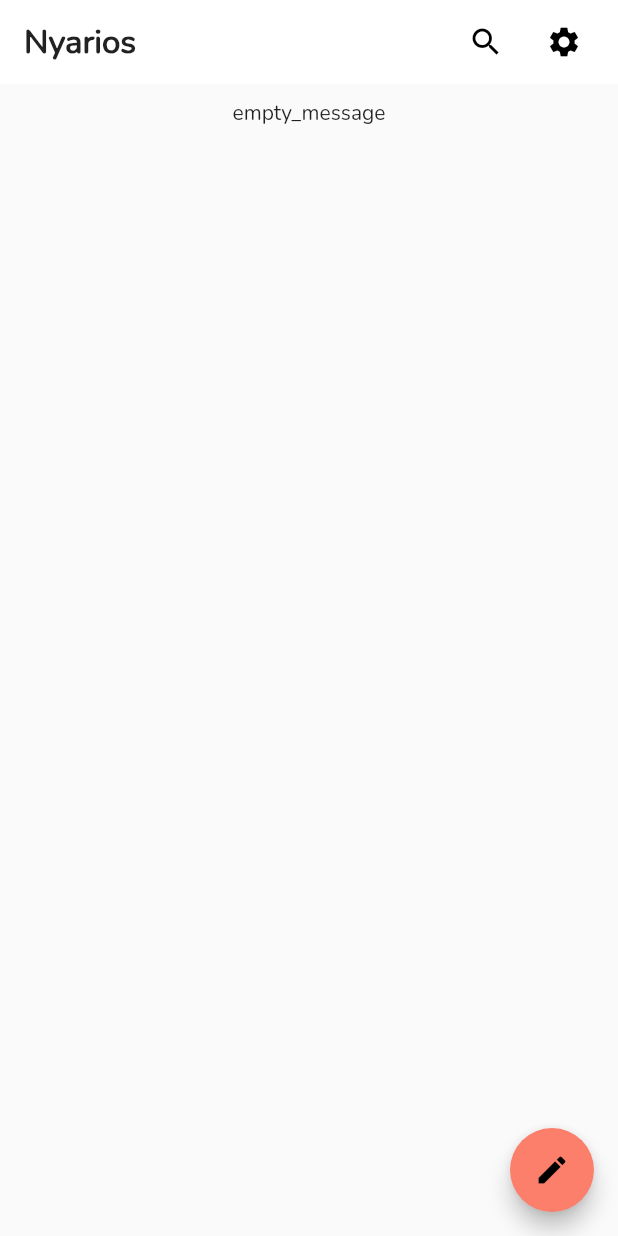
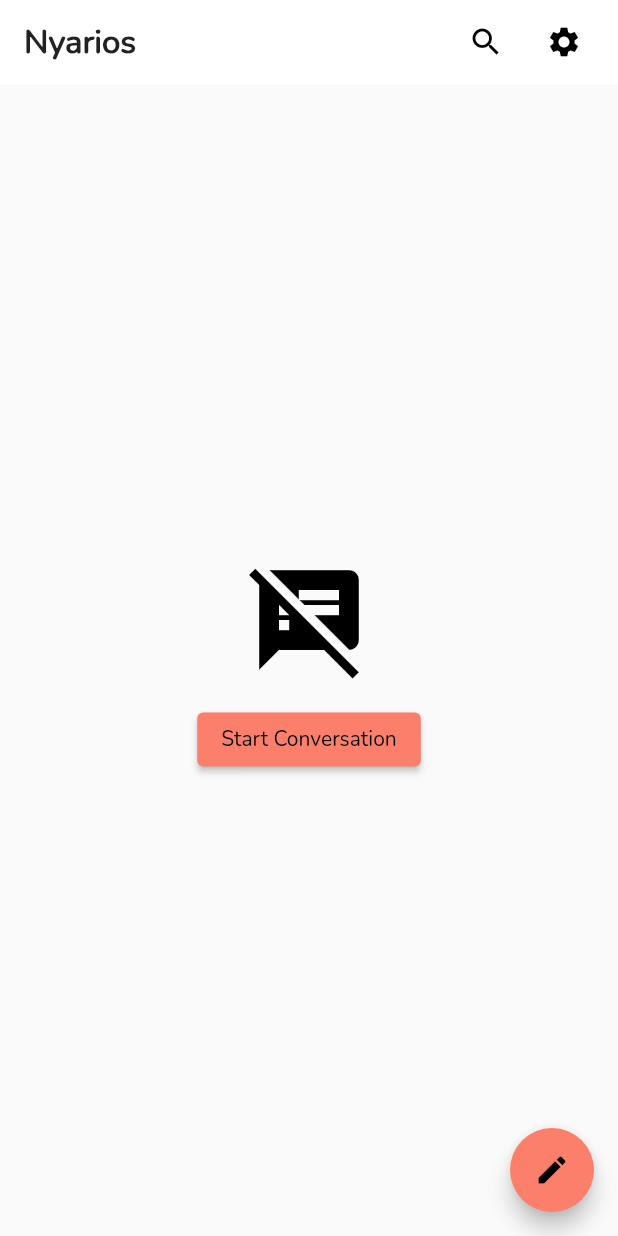
Before and after one commit to zuludin04/nyarios, a Flutter app: the HomeScreen screen opened by its route, on a phone screen of 412 x 824 dp. Run offline on Flutter 3.47's test engine with Material 2 defaults, Android fonts, the phone set to English and light mode, and no system bars; our stand-ins replace cloud_firestore, dio, file_picker, firebase_auth, firebase_core, firebase_storage and 8 more; missing offline and left inert: clipboard; accounts and stored records are empty.

Commit message:
empty contact and add custom indicator

```diff
--- a/lib/core/utils/language.dart
+++ b/lib/core/utils/language.dart
@@ -25,6 +25,7 @@ const Map<String, String> idID = {
   "search_contact": "Cari Kontak",
   "search_chat": "Cari Obrolan",
   "splash_message": "Nyarios",
+  "start_conversation": "Mulai Pembicaraan",
 };
 
 const Map<String, String> enUS = {
@@ -54,4 +55,5 @@ const Map<String, String> enUS = {
   "search_contact": "Search Contact",
   "search_chat": "Search Chat",
   "splash_message": "Nyarios",
+  "start_conversation": "Start Conversation",
 };
--- a/lib/ui/chat/chatting_screen.dart
+++ b/lib/ui/chat/chatting_screen.dart
@@ -12,6 +12,7 @@ import 'package:intl/intl.dart';
 import 'package:modal_bottom_sheet/modal_bottom_sheet.dart';
 import 'package:uuid/uuid.dart';
 
+import '../../core/widgets/custom_indicator.dart';
 import '../../core/widgets/toolbar.dart';
 import '../../data/model/chat.dart';
 import '../../data/model/profile.dart';
@@ -119,7 +120,7 @@ class _ChattingScreenState extends State<ChattingScreen> {
                 }
 
                 if (snapshot.connectionState == ConnectionState.waiting) {
-                  return Center(child: Text("loading".tr));
+                  return const Center(child: CustomIndicator());
                 }
 
                 return _buildChatMessages(snapshot.data!.docs
--- a/lib/ui/home/home_screen.dart
+++ b/lib/ui/home/home_screen.dart
@@ -1,6 +1,7 @@
 import 'package:flutter/material.dart';
 import 'package:get/get.dart';
 
+import '../../core/widgets/custom_indicator.dart';
 import '../../data/model/contact.dart';
 import '../../data/nyarios_repository.dart';
 import '../../routes/app_pages.dart';
@@ -50,20 +51,30 @@ class HomeScreen extends StatelessWidget {
               stream: repository.loadUserContacts(),
               builder: (context, snapshot) {
                 if (snapshot.hasError) {
-                  return SliverToBoxAdapter(
+                  return SliverFillRemaining(
                     child: Center(child: Text('something_went_wrong'.tr)),
                   );
                 }
 
                 if (snapshot.connectionState == ConnectionState.waiting) {
-                  return SliverToBoxAdapter(
-                    child: Center(child: Text('loading'.tr)),
+                  return const SliverFillRemaining(
+                    child: Center(child: CustomIndicator()),
                   );
                 }
 
                 if (snapshot.data!.size == 0) {
-                  return SliverToBoxAdapter(
-                    child: Center(child: Text('empty_message'.tr)),
+                  return SliverFillRemaining(
+                    child: Column(
+                      mainAxisAlignment: MainAxisAlignment.center,
+                      children: [
+                        const Icon(Icons.speaker_notes_off, size: 80),
+                        const SizedBox(height: 16),
+                        ElevatedButton(
+                          onPressed: () => Get.toNamed(AppRoutes.profile),
+                          child: Text('start_conversation'.tr),
+                        ),
+                      ],
+                    ),
                   );
                 }
 
--- a/lib/ui/profile/profile_screen.dart
+++ b/lib/ui/profile/profile_screen.dart
@@ -1,6 +1,7 @@
 import 'package:flutter/material.dart';
 import 'package:get/get.dart';
 
+import '../../core/widgets/custom_indicator.dart';
 import '../../core/widgets/toolbar.dart';
 import '../../data/model/profile.dart';
 import '../../data/nyarios_repository.dart';
@@ -23,7 +24,7 @@ class ProfileScreen extends StatelessWidget {
           }
 
           if (snapshot.connectionState == ConnectionState.waiting) {
-            return Center(child: Text('loading'.tr));
+            return const Center(child: CustomIndicator());
           }
 
           return ListView.builder(
```
Also changed, not shown: lib/core/widgets/custom_indicator.dart (added, +15 -0 lines).
